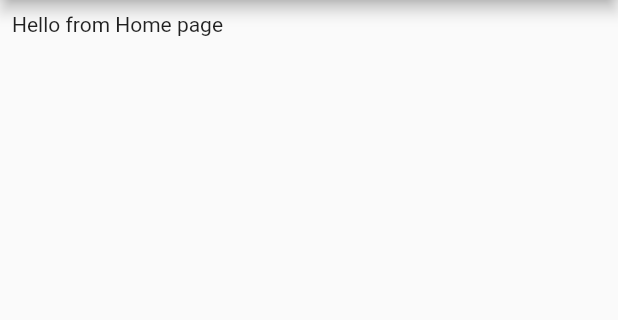
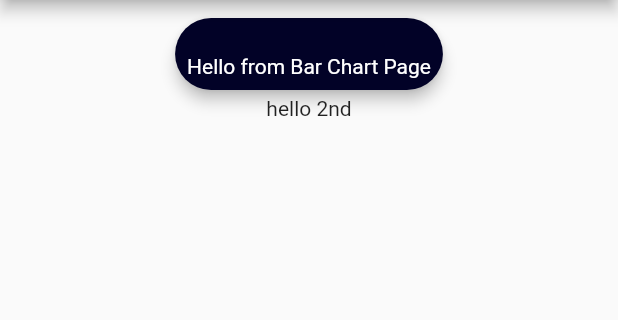
Before and after one commit to ShariyarAbeer/mychart, a Flutter app: the screen it shows after launch, on a phone screen of 412 x 824 dp, the part 84-404 px from its top. Run offline on Flutter 3.47's test engine with Material 2 defaults, Android fonts, the phone set to English and light mode, and no system bars.

Commit message:
bar chart page added

```diff
--- /dev/null
+++ b/lib/pages/bar_chart_page.dart
@@ -0,0 +1,22 @@
+import 'package:flutter/material.dart';
+
+class BarChartPage extends StatelessWidget {
+  @override
+  Widget build(BuildContext context) => Card(
+        elevation: 4,
+        shape: RoundedRectangleBorder(
+          borderRadius: BorderRadius.circular(32),
+        ),
+        color: const Color(0xff020227),
+        child: Padding(
+          padding: const EdgeInsets.only(top: 16),
+          child: Padding(
+            padding: const EdgeInsets.all(8.0),
+            child: Text(
+              "Hello from Bar Chart Page",
+              style: TextStyle(color: Colors.white),
+            ),
+          ),
+        ),
+      );
+}
--- a/lib/pages/home_page.dart
+++ b/lib/pages/home_page.dart
@@ -1,4 +1,5 @@
 import 'package:flutter/material.dart';
+import 'package:mychart/pages/bar_chart_page.dart';
 
 import '../main.dart';
 
@@ -8,12 +9,15 @@ class HomePage extends StatelessWidget {
         appBar: AppBar(title: Text(MyApp.title), centerTitle: true),
         body: Padding(
           padding: const EdgeInsets.all(8),
-          child: PageView(
-            children: [
-              Container(
-                child: Text("Hello from Home page"),
-              )
-            ],
+          child: Center(
+            child: Column(
+              children: [
+                BarChartPage(),
+                Container(
+                  child: Text("hello 2nd"),
+                )
+              ],
+            ),
           ),
         ),
       );
```
